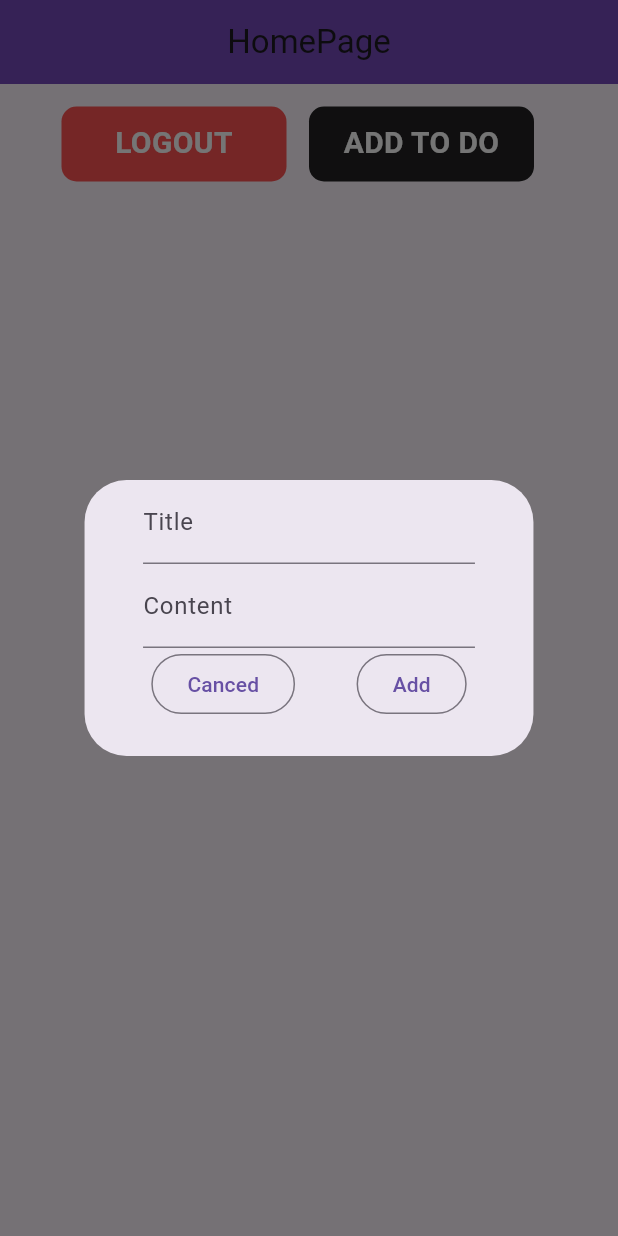
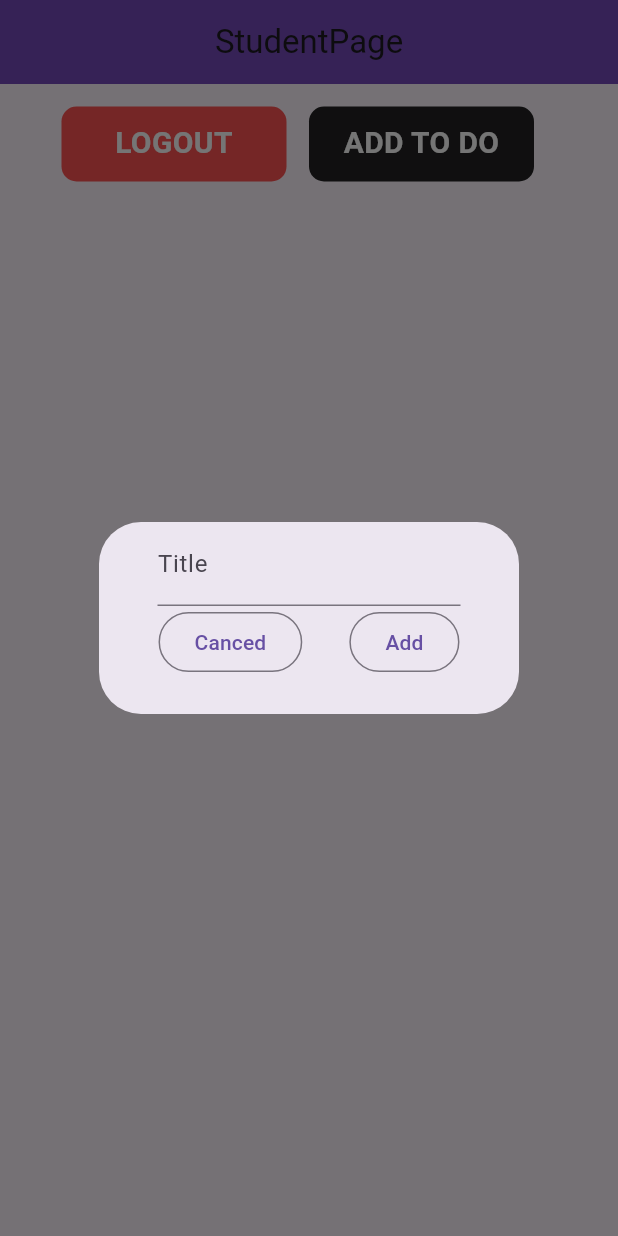
Before and after one commit to 281-dead/Todo-App, a Flutter app: the screen it shows after launch, after a tap on "ADD TO DO", on a phone screen of 412 x 824 dp. Run offline on Flutter 3.47's test engine with Material 3 defaults, Android fonts, the phone set to English and light mode, and no system bars; our stand-ins replace shared_preferences, shimmer; missing offline and left inert: dart:ffi.

```diff
--- /dev/null
+++ b/lib/main.dart
@@ -0,0 +1,35 @@
+import 'package:flutter/material.dart';
+import 'package:todo_app/page/studentpage.dart';
+import 'package:todo_app/page/welcomepage.dart';
+import 'page/homepage.dart';
+import 'package:provider/provider.dart';
+
+void main() {
+  runApp(const MyApp());
+}
+
+// class toDoApp extends StatelessWidget {
+//   const toDoApp({super.key});
+
+//   @override
+//   Widget build(BuildContext context) {
+//     return const MaterialApp(
+//       debugShowCheckedModeBanner: false,
+//       home: StudentScreen(),
+//     );
+//   }
+// }
+class MyApp extends StatelessWidget {
+  const MyApp({super.key});
+
+  @override
+  Widget build(BuildContext context) {
+    return ChangeNotifierProvider(
+      create: (context) => TaskList(),
+      child: const MaterialApp(
+        debugShowCheckedModeBanner: false,
+        home: StudentPage(),
+      ),
+    );
+  }
+}
--- a/lib/model/main.dart
+++ /dev/null
@@ -1,19 +0,0 @@
-import 'package:flutter/material.dart';
-import 'package:todo_app/page/welcomepage.dart';
-import './page/homepage.dart';
-
-void main() {
-  runApp(const toDoApp());
-}
-
-class toDoApp extends StatelessWidget {
-  const toDoApp({super.key});
-
-  @override
-  Widget build(BuildContext context) {
-    return const MaterialApp(
-      debugShowCheckedModeBanner: false,
-      home: WelcomePage(),
-    );
-  }
-}
--- /dev/null
+++ b/lib/model/taskModel.dart
@@ -0,0 +1,8 @@
+import 'dart:ffi';
+
+class Task {
+  String title;
+  bool isFinish;
+
+  Task(this.title, this.isFinish);
+}
--- a/lib/page/homepage.dart
+++ b/lib/page/homepage.dart
@@ -1,7 +1,7 @@
 import 'package:flutter/material.dart';
 import 'package:shared_preferences/shared_preferences.dart';
 import 'package:todo_app/page/loginpage.dart';
-import 'package:todo_app/todoModel.dart';
+import 'package:todo_app/model/todoModel.dart';
 
 class HomePage extends StatefulWidget {
   const HomePage({super.key});
--- a/lib/page/studentpage.dart
+++ b/lib/page/studentpage.dart
@@ -1,9 +1,26 @@
-import 'dart:async';
-
 import 'package:flutter/material.dart';
 import 'package:shared_preferences/shared_preferences.dart';
-import 'package:shimmer/shimmer.dart';
 import 'package:todo_app/page/loginpage.dart';
+import 'package:todo_app/model/todoModel.dart';
+import 'package:provider/provider.dart';
+import 'package:todo_app/model/taskModel.dart';
+
+class TaskList extends ChangeNotifier {
+  List<Task> lsTask = [];
+  onAdd(String title) {
+    lsTask.add(Task(title, false));
+    notifyListeners();
+  }
+
+  onFinish(int index) {
+    lsTask[index].isFinish = !lsTask[index].isFinish;
+  }
+
+  onDelete(int index) {
+    lsTask.removeAt(index);
+    notifyListeners();
+  }
+}
 
 class StudentPage extends StatefulWidget {
   const StudentPage({super.key});
@@ -15,6 +32,10 @@ class StudentPage extends StatefulWidget {
 class _StudentPageState extends State<StudentPage> {
   String email = "";
   String password = "";
+  TextEditingController title = TextEditingController();
+  bool isChecked = false;
+
+  List<TodoModel> lsToDo = [];
 
   loadData() async {
     SharedPreferences prefs = await SharedPreferences.getInstance();
@@ -34,40 +55,150 @@ class _StudentPageState extends State<StudentPage> {
     return Scaffold(
       appBar: AppBar(
         backgroundColor: const Color(0xFF764ABC),
-        title: const Text('student'),
+        title: const Text('StudentPage'),
         centerTitle: true,
         automaticallyImplyLeading: false,
       ),
-      body: Center(
-          child: Column(
+      body: Column(
+        children: [
+          Row(
             mainAxisAlignment: MainAxisAlignment.center,
             children: [
-          Text(
-            email.toString(),
-            style: const TextStyle(fontSize: 25),
+              Container(
+                padding: const EdgeInsets.only(top: 10),
+                height: 50,
+                width: 150,
+                decoration: BoxDecoration(
+                  color: Colors.redAccent,
+                  borderRadius: BorderRadius.circular(10),
                 ),
-          const SizedBox(height: 20),
-          Text(
-            password.toString(),
-            style: const TextStyle(fontSize: 25),
-          ),
-          const SizedBox(height: 20),
-          ElevatedButton(
-              onPressed: () async {
+                child: GestureDetector(
+                    onTap: () async {
                       SharedPreferences prefs = await SharedPreferences.getInstance();
                       prefs.clear();
                       Navigator.push(context, MaterialPageRoute(builder: (context) => const LoginPage()));
                     },
                     child: const Text(
-                'Logout',
+                      'LOGOUT',
                       style: TextStyle(
+                        fontSize: 20,
                         fontWeight: FontWeight.bold,
-                  fontSize: 25,
+                        color: Colors.white,
                       ),
                       textAlign: TextAlign.center,
                     )),
+              ),
+              Container(
+                  padding: const EdgeInsets.only(top: 10),
+                  decoration: BoxDecoration(
+                    color: Colors.black87,
+                    borderRadius: BorderRadius.circular(10),
+                  ),
+                  margin: const EdgeInsets.all(15),
+                  height: 50,
+                  width: 150,
+                  child: GestureDetector(
+                    child: const Text(
+                      'ADD TO DO',
+                      style: TextStyle(
+                        fontSize: 20,
+                        fontWeight: FontWeight.bold,
+                        color: Colors.white,
+                      ),
+                      textAlign: TextAlign.center,
+                    ),
+                    onTap: () {
+                      showDialog(
+                          context: context,
+                          builder: (context) {
+                            TextEditingController title = TextEditingController();
+                            return AlertDialog(
+                              actions: [
+                                Container(
+                                  margin: const EdgeInsets.symmetric(horizontal: 15),
+                                  decoration: BoxDecoration(
+                                    borderRadius: BorderRadius.circular(15),
+                                  ),
+                                  child: TextField(
+                                    controller: title,
+                                    decoration: const InputDecoration(
+                                      label: Text('Title'),
+                                    ),
+                                  ),
+                                ),
+                                Row(
+                                  mainAxisAlignment: MainAxisAlignment.spaceAround,
+                                  children: [
+                                    OutlinedButton(
+                                        onPressed: () {
+                                          Navigator.pop(context);
+                                        },
+                                        child: const Text('Canced')),
+                                    OutlinedButton(
+                                        onPressed: () {
+                                          if (title.text.isEmpty) {
+                                            ScaffoldMessenger.of(context).showSnackBar(const SnackBar(content: Text('field cannot be left blank')));
+                                            return;
+                                          } else {
+                                            final tasklist = Provider.of<TaskList>(context, listen: false);
+                                            tasklist.onAdd(title.text);
+                                            title.clear();
+                                            Navigator.pop(context);
+                                          }
+                                        },
+                                        child: const Text('Add')),
                                   ],
+                                )
+                              ],
+                            );
+                          });
+                    },
                   )),
+            ],
+          ),
+          Expanded(
+            flex: 1,
+            child: Consumer<TaskList>(
+              builder: (context, TaskList, child) => ListView.builder(
+                  itemCount: TaskList.lsTask.length,
+                  itemBuilder: ((context, index) {
+                    final Task = TaskList.lsTask[index];
+                    return Container(
+                      margin: const EdgeInsets.all(8),
+                      decoration: BoxDecoration(
+                        color: Task.isFinish ? Colors.grey : Colors.amber[200],
+                        border: Border.all(
+                          width: 1.0,
+                          color: Colors.black,
+                        ),
+                        borderRadius: BorderRadius.circular(10),
+                      ),
+                      height: 100,
+                      width: double.infinity,
+                      padding: const EdgeInsets.all(8.0),
+                      child: ListTile(
+                        title: Text(Task.title.toString(), style: const TextStyle(fontSize: 16, fontWeight: FontWeight.bold)),
+                        trailing: Checkbox(
+                            value: Task.isFinish,
+                            checkColor: Colors.red,
+                            activeColor: Colors.white,
+                            onChanged: (value) {
+                              setState(() {
+                                TaskList.onFinish(index);
+                                Task.isFinish = value!;
+                              });
+                              print(Task.isFinish.toString());
+                            }),
+                        onLongPress: () {
+                          TaskList.onDelete(index);
+                        },
+                      ),
+                    );
+                  })),
+            ),
+          ),
+        ],
+      ),
     );
   }
 }
--- a/lib/page/welcomepage.dart
+++ b/lib/page/welcomepage.dart
@@ -21,7 +21,7 @@ class _WelcomePageState extends State<WelcomePage> {
     switch (prefs.getString('typeofwork')) {
       case 'student':
         Timer(const Duration(seconds: 5), () {
-          Navigator.push(context, MaterialPageRoute(builder: (context) => const StudentPage()));
+          // Navigator.push(context, MaterialPageRoute(builder: (context) => const StudentPage()));
         });
         break;
       case 'teacher':
--- a/pubspec.yaml
+++ b/pubspec.yaml
@@ -36,6 +36,7 @@ dependencies:
   cupertino_icons: ^1.0.2
   shimmer: ^3.0.0
   shared_preferences: ^2.2.2
+  provider: ^6.1.1
 
 dev_dependencies:
   flutter_test:
```
Also changed, not shown: lib/model/todoModel.dart (renamed from lib/todoModel.dart), pubspec.lock. Lines whose indentation alone changed are shown as unchanged.
